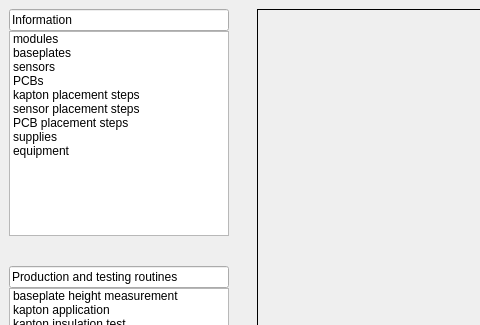
The window that main_ui/mainwindow.ui (IncandelaLab/SharedUI) describes before a commit, drawn with Qt 5; both pictures show x 0 to 480 and y 0 to 325 of the 1366 by 810 pixel window.
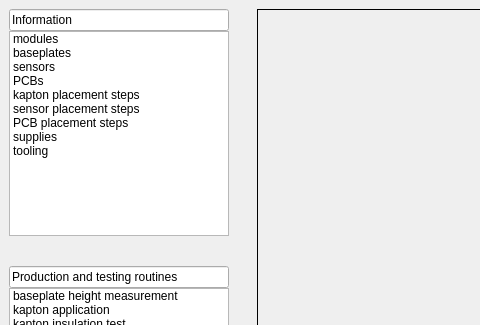
The same window after the commit.

```diff
--- a/main_ui/mainwindow.ui
+++ b/main_ui/mainwindow.ui
@@ -85,7 +85,7 @@
           </item>
           <item>
            <property name="text">
-            <string>equipment</string>
+            <string>tooling</string>
            </property>
           </item>
          </widget>
```
